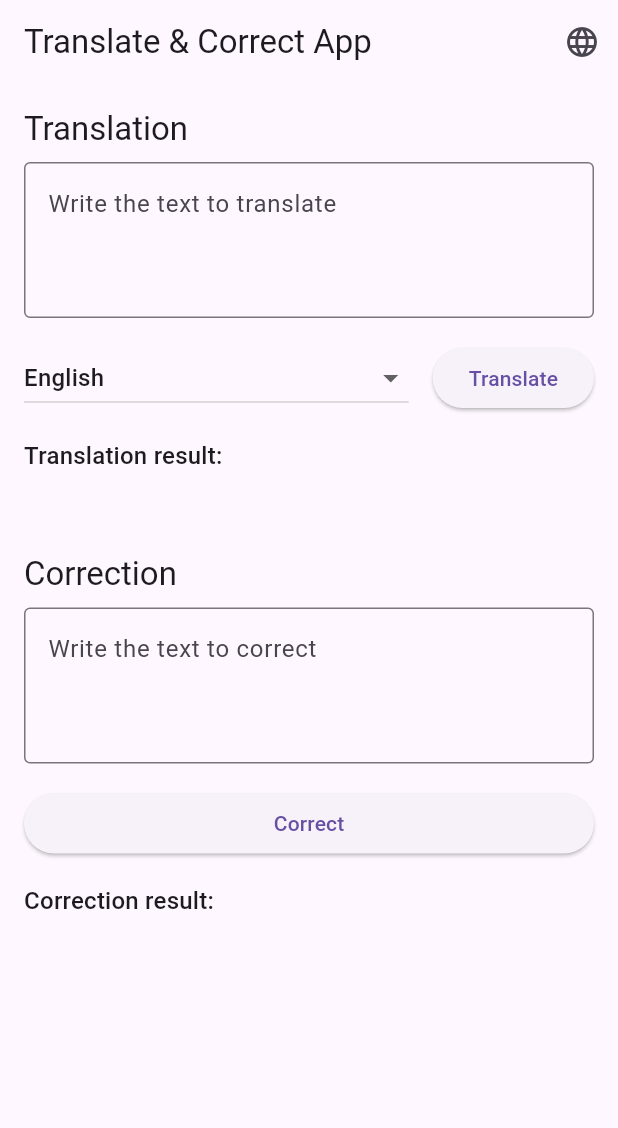
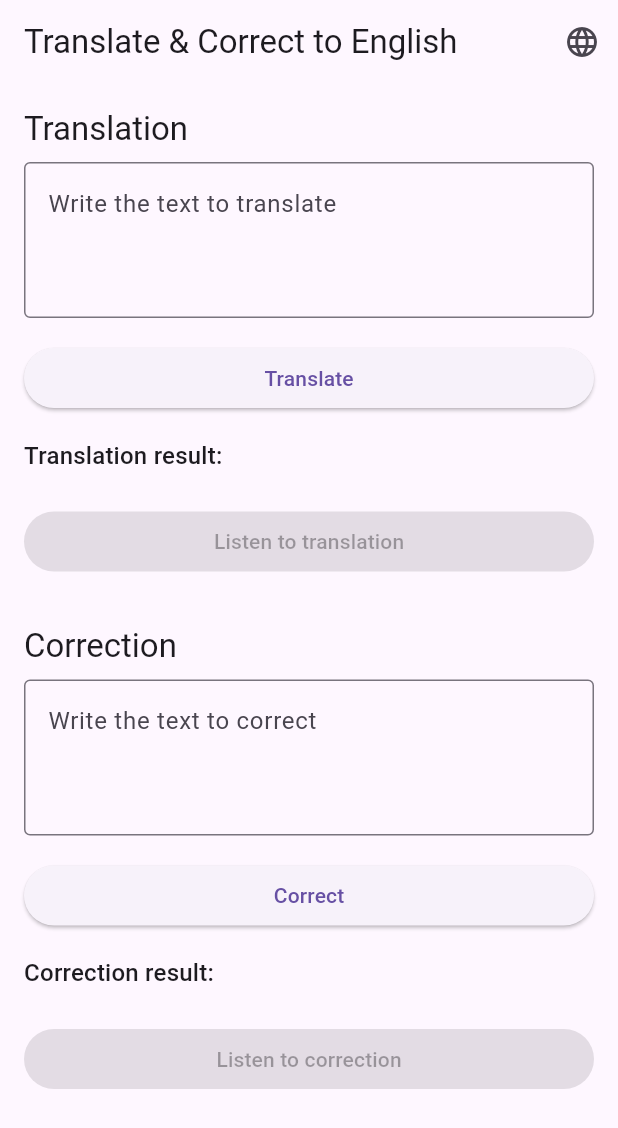
Before and after one commit to CapitaineBarbarossa/tp_api_trad, a Flutter app: the screen it shows after launch, after a tap on "🇬🇧", on a phone screen of 412 x 824 dp. Shown: the top 1128 px of the screen. Run offline on Flutter 3.47's test engine with Material 3 defaults, Android fonts, the light colour scheme and no system bars; our stand-ins replace flutter_tts, logger, shared_preferences.

Commit message:
ajout text to speech

```diff
--- a/lib/screens/home_screen.dart
+++ b/lib/screens/home_screen.dart
@@ -1,6 +1,7 @@
 import 'package:flutter/material.dart';
 import '../services/translation_service.dart';
 import '../services/correction_service.dart';
+import 'package:flutter_tts/flutter_tts.dart';
 
 class HomeScreen extends StatefulWidget {
   const HomeScreen({super.key});
@@ -14,24 +15,57 @@ class HomeScreenState extends State<HomeScreen> {
   final CorrectionService _correctionService = CorrectionService();
   final TextEditingController _translationController = TextEditingController();
   final TextEditingController _correctionController = TextEditingController();
+  final FlutterTts flutterTts = FlutterTts();
   String _translatedText = '';
   String _correctedText = '';
-  late String _selectedLanguage; // Default language
+  late String _selectedLanguage;
   bool _isLoading = false;
 
-  final List<String> _languages = [
-    'English',
-    'French',
-    'Spanish',
-    'German',
-    'Italian'
-  ];
+  @override
+  void initState() {
+    super.initState();
+    WidgetsBinding.instance.addPostFrameCallback((_) {
+      _initTts();
+    });
+  }
+
+  void _initTts() async {
+    await flutterTts.setLanguage(_getLanguageCode(_selectedLanguage));
+    await flutterTts.setPitch(1);
+    await flutterTts.setSpeechRate(0.5);
+  }
+
+  String _getLanguageCode(String language) {
+    switch (language) {
+      case 'French':
+        return 'fr-FR';
+      case 'Spanish':
+        return 'es-ES';
+      case 'German':
+        return 'de-DE';
+      case 'Italian':
+        return 'it-IT';
+      default:
+        return 'en-US';
+    }
+  }
+
+  Future<void> _speak(String text) async {
+    await flutterTts.setLanguage(_getLanguageCode(_selectedLanguage));
+    await flutterTts.speak(text);
+  }
 
   @override
   void didChangeDependencies() {
     super.didChangeDependencies();
+    final args = ModalRoute.of(context)?.settings.arguments;
+    if (args is String) {
+      _selectedLanguage = args;
+      _initTts();
+    } else {
       _selectedLanguage =
-        ModalRoute.of(context)!.settings.arguments as String? ?? 'English';
+          'English'; // Default language if no argument is passed
+    }
   }
 
   void _translate() async {
@@ -78,7 +112,7 @@ class HomeScreenState extends State<HomeScreen> {
   Widget build(BuildContext context) {
     return Scaffold(
       appBar: AppBar(
-        title: const Text('Translate & Correct App'),
+        title: Text('Translate & Correct to $_selectedLanguage'),
         actions: [
           IconButton(
             icon: const Icon(Icons.language),
@@ -104,27 +138,6 @@ class HomeScreenState extends State<HomeScreen> {
               maxLines: 3,
             ),
             const SizedBox(height: 16),
-            Row(
-              children: [
-                Expanded(
-                  child: DropdownButton<String>(
-                    value: _selectedLanguage,
-                    isExpanded: true,
-                    onChanged: (String? newValue) {
-                      setState(() {
-                        _selectedLanguage = newValue!;
-                      });
-                    },
-                    items: _languages
-                        .map<DropdownMenuItem<String>>((String value) {
-                      return DropdownMenuItem<String>(
-                        value: value,
-                        child: Text(value),
-                      );
-                    }).toList(),
-                  ),
-                ),
-                const SizedBox(width: 16),
             ElevatedButton(
               onPressed: _isLoading ? null : _translate,
               child: _isLoading
@@ -134,12 +147,16 @@ class HomeScreenState extends State<HomeScreen> {
                       child: CircularProgressIndicator(strokeWidth: 2))
                   : const Text('Translate'),
             ),
-              ],
-            ),
             const SizedBox(height: 16),
             Text('Translation result:',
                 style: Theme.of(context).textTheme.titleMedium),
             Text(_translatedText),
+            ElevatedButton(
+              onPressed: _translatedText.isNotEmpty
+                  ? () => _speak(_translatedText)
+                  : null,
+              child: const Text('Listen to translation'),
+            ),
             const SizedBox(height: 32),
             Text('Correction', style: Theme.of(context).textTheme.titleLarge),
             const SizedBox(height: 8),
@@ -165,6 +182,12 @@ class HomeScreenState extends State<HomeScreen> {
             Text('Correction result:',
                 style: Theme.of(context).textTheme.titleMedium),
             Text(_correctedText),
+            ElevatedButton(
+              onPressed: _correctedText.isNotEmpty
+                  ? () => _speak(_correctedText)
+                  : null,
+              child: const Text('Listen to correction'),
+            ),
           ],
         ),
       ),
@@ -173,6 +196,7 @@ class HomeScreenState extends State<HomeScreen> {
 
   @override
   void dispose() {
+    flutterTts.stop();
     _translationController.dispose();
     _correctionController.dispose();
     super.dispose();
--- a/pubspec.yaml
+++ b/pubspec.yaml
@@ -30,6 +30,7 @@ environment:
 dependencies:
   flutter:
     sdk: flutter
+  flutter_tts: ^3.7.0
   shared_preferences: ^2.2.2
   http: ^1.2.1
   logger: ^1.3.0
```
Also changed, not shown: pubspec.lock, 3 other files. Lines whose indentation alone changed are shown as unchanged.
